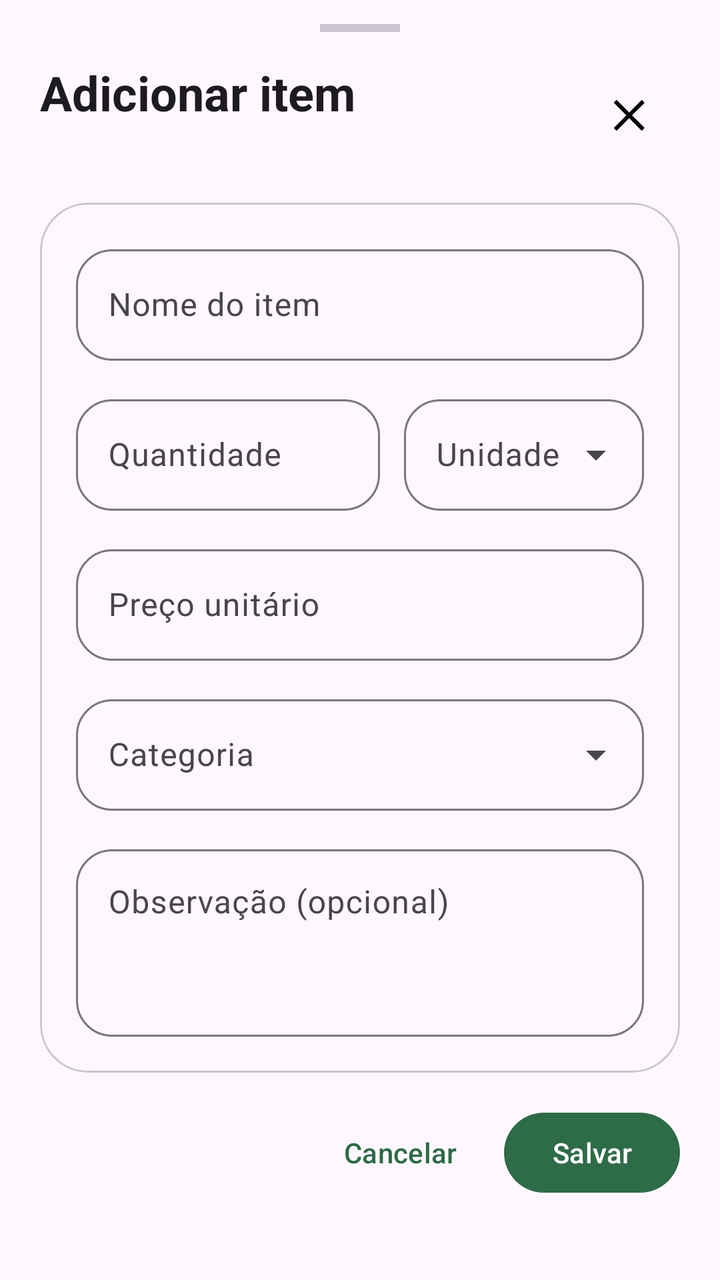
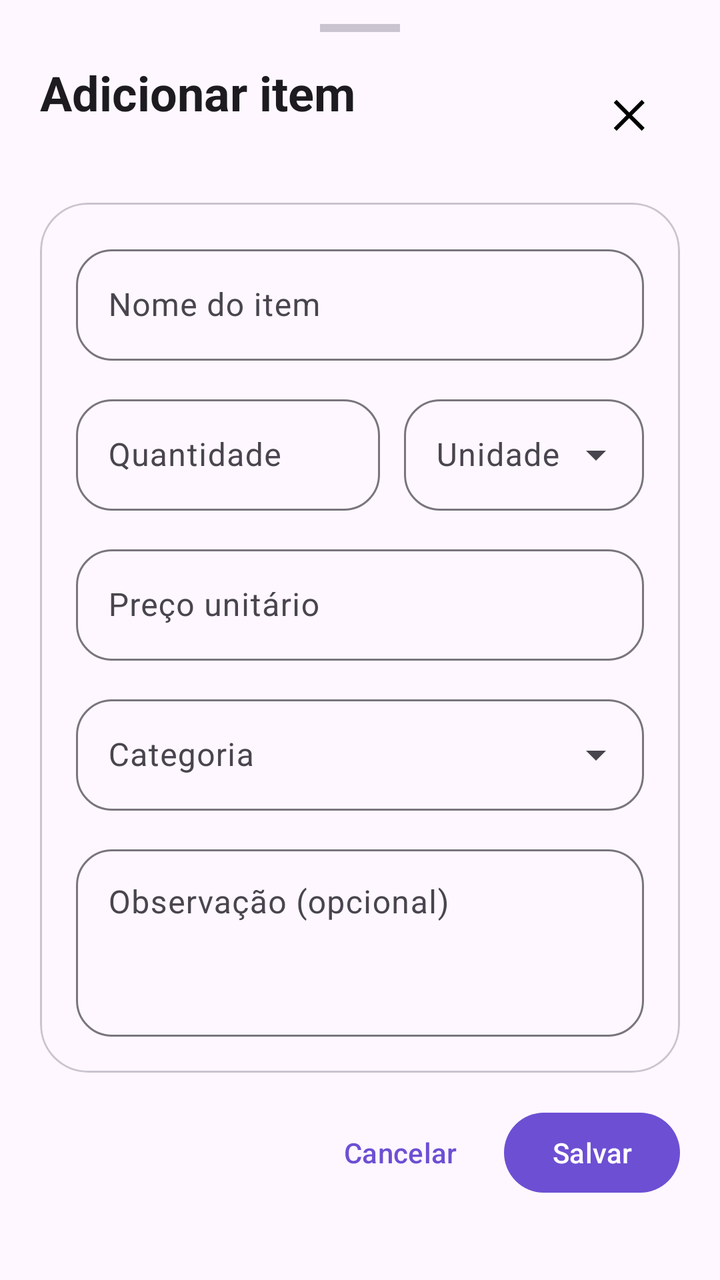

Two renders of the same Android screen: before a commit and after it. Below are the layout's source before the change and the commit's diff.
<!-- AndroidManifest.xml: application theme Theme.ListaMercado -->
<!-- res/layout/dialog_item.xml -->
<?xml version="1.0" encoding="utf-8"?>
<androidx.core.widget.NestedScrollView xmlns:android="http://schemas.android.com/apk/res/android"
    xmlns:app="http://schemas.android.com/apk/res-auto"
    android:id="@+id/sheetItemRoot"
    android:layout_width="match_parent"
    android:layout_height="wrap_content"
    android:clipToPadding="false"
    android:fillViewport="true"
    android:paddingStart="20dp"
    android:paddingTop="12dp"
    android:paddingEnd="20dp"
    android:paddingBottom="20dp">

    <LinearLayout
        android:layout_width="match_parent"
        android:layout_height="wrap_content"
        android:orientation="vertical">

        <View
            android:layout_width="40dp"
            android:layout_height="4dp"
            android:layout_gravity="center_horizontal"
            android:background="?attr/colorOutlineVariant" />

        <LinearLayout
            android:layout_width="match_parent"
            android:layout_height="wrap_content"
            android:layout_marginTop="14dp"
            android:gravity="center_vertical"
            android:orientation="horizontal">

            <LinearLayout
                android:layout_width="0dp"
                android:layout_height="wrap_content"
                android:layout_weight="1"
                android:orientation="vertical">

                <TextView
                    android:id="@+id/textSheetTitle"
                    android:layout_width="match_parent"
                    android:layout_height="wrap_content"
                    android:text="Adicionar item"
                    android:textAppearance="@style/TextAppearance.Material3.HeadlineSmall"
                    android:textStyle="bold" />

                <TextView
                    android:id="@+id/textSheetSubtitle"
                    android:layout_width="match_parent"
                    android:layout_height="wrap_content"
                    android:layout_marginTop="4dp"
                    android:textAppearance="@style/TextAppearance.Material3.BodyMedium" />
            </LinearLayout>

            <ImageButton
                android:id="@+id/buttonCloseSheet"
                android:layout_width="48dp"
                android:layout_height="48dp"
                android:background="?attr/selectableItemBackgroundBorderless"
                android:contentDescription="Fechar"
                android:padding="12dp"
                android:src="@drawable/ic_close" />
        </LinearLayout>

        <com.google.android.material.card.MaterialCardView
            android:layout_width="match_parent"
            android:layout_height="wrap_content"
            android:layout_marginTop="16dp"
            app:cardCornerRadius="24dp"
            app:cardElevation="0dp"
            app:strokeColor="?attr/colorOutlineVariant"
            app:strokeWidth="1dp">

            <LinearLayout
                android:layout_width="match_parent"
                android:layout_height="wrap_content"
                android:orientation="vertical"
                android:padding="18dp">

                <com.google.android.material.textfield.TextInputLayout
                    android:id="@+id/layoutName"
                    style="@style/Widget.Material3.TextInputLayout.OutlinedBox"
                    android:layout_width="match_parent"
                    android:layout_height="wrap_content"
                    android:hint="Nome do item"
                    app:boxCornerRadiusBottomEnd="18dp"
                    app:boxCornerRadiusBottomStart="18dp"
                    app:boxCornerRadiusTopEnd="18dp"
                    app:boxCornerRadiusTopStart="18dp">

                    <com.google.android.material.textfield.TextInputEditText
                        android:id="@+id/inputName"
                        android:layout_width="match_parent"
                        android:layout_height="wrap_content"
                        android:imeOptions="actionNext"
                        android:inputType="textCapSentences"
                        android:maxLines="1" />
                </com.google.android.material.textfield.TextInputLayout>

                <LinearLayout
                    android:layout_width="match_parent"
                    android:layout_height="wrap_content"
                    android:layout_marginTop="14dp"
                    android:orientation="horizontal">

                    <com.google.android.material.textfield.TextInputLayout
                        android:id="@+id/layoutQuantity"
                        style="@style/Widget.Material3.TextInputLayout.OutlinedBox"
                        android:layout_width="0dp"
                        android:layout_height="wrap_content"
                        android:layout_weight="1"
                        android:hint="Quantidade"
                        app:boxCornerRadiusBottomEnd="18dp"
                        app:boxCornerRadiusBottomStart="18dp"
                        app:boxCornerRadiusTopEnd="18dp"
                        app:boxCornerRadiusTopStart="18dp">

                        <com.google.android.material.textfield.TextInputEditText
                            android:id="@+id/inputQuantity"
                            android:layout_width="match_parent"
                            android:layout_height="wrap_content"
                            android:imeOptions="actionNext"
                            android:inputType="numberDecimal" />
                    </com.google.android.material.textfield.TextInputLayout>

                    <com.google.android.material.textfield.TextInputLayout
                        style="@style/Widget.Material3.TextInputLayout.OutlinedBox.ExposedDropdownMenu"
                        android:layout_width="120dp"
                        android:layout_height="wrap_content"
                        android:layout_marginStart="12dp"
                        android:hint="Unidade"
                        app:boxCornerRadiusBottomEnd="18dp"
                        app:boxCornerRadiusBottomStart="18dp"
                        app:boxCornerRadiusTopEnd="18dp"
                        app:boxCornerRadiusTopStart="18dp">

                        <com.google.android.material.textfield.MaterialAutoCompleteTextView
                            android:id="@+id/spinnerUnit"
                            android:layout_width="match_parent"
                            android:layout_height="wrap_content"
                            android:focusable="false"
                            android:inputType="none" />
                    </com.google.android.material.textfield.TextInputLayout>
                </LinearLayout>

                <com.google.android.material.textfield.TextInputLayout
                    android:id="@+id/layoutPrice"
                    style="@style/Widget.Material3.TextInputLayout.OutlinedBox"
                    android:layout_width="match_parent"
                    android:layout_height="wrap_content"
                    android:layout_marginTop="14dp"
                    android:hint="Preço unitário"
                    app:boxCornerRadiusBottomEnd="18dp"
                    app:boxCornerRadiusBottomStart="18dp"
                    app:boxCornerRadiusTopEnd="18dp"
                    app:boxCornerRadiusTopStart="18dp"
                    app:prefixText="R$ ">

                    <com.google.android.material.textfield.TextInputEditText
                        android:id="@+id/inputPrice"
                        android:layout_width="match_parent"
                        android:layout_height="wrap_content"
                        android:imeOptions="actionNext"
                        android:inputType="number" />
                </com.google.android.material.textfield.TextInputLayout>

                <com.google.android.material.textfield.TextInputLayout
                    style="@style/Widget.Material3.TextInputLayout.OutlinedBox.ExposedDropdownMenu"
                    android:layout_width="match_parent"
                    android:layout_height="wrap_content"
                    android:layout_marginTop="14dp"
                    android:hint="Categoria"
                    app:boxCornerRadiusBottomEnd="18dp"
                    app:boxCornerRadiusBottomStart="18dp"
                    app:boxCornerRadiusTopEnd="18dp"
                    app:boxCornerRadiusTopStart="18dp">

                    <com.google.android.material.textfield.MaterialAutoCompleteTextView
                        android:id="@+id/spinnerCategory"
                        android:layout_width="match_parent"
                        android:layout_height="wrap_content"
                        android:focusable="false"
                        android:inputType="none" />
                </com.google.android.material.textfield.TextInputLayout>

                <com.google.android.material.textfield.TextInputLayout
                    style="@style/Widget.Material3.TextInputLayout.OutlinedBox"
                    android:layout_width="match_parent"
                    android:layout_height="wrap_content"
                    android:layout_marginTop="14dp"
                    android:hint="Observação (opcional)"
                    app:boxCornerRadiusBottomEnd="18dp"
                    app:boxCornerRadiusBottomStart="18dp"
                    app:boxCornerRadiusTopEnd="18dp"
                    app:boxCornerRadiusTopStart="18dp">

                    <com.google.android.material.textfield.TextInputEditText
                        android:id="@+id/inputNote"
                        android:layout_width="match_parent"
                        android:layout_height="wrap_content"
                        android:gravity="top|start"
                        android:inputType="textCapSentences|textMultiLine"
                        android:minLines="3" />
                </com.google.android.material.textfield.TextInputLayout>
            </LinearLayout>
        </com.google.android.material.card.MaterialCardView>

        <LinearLayout
            android:layout_width="match_parent"
            android:layout_height="wrap_content"
            android:layout_marginTop="16dp"
            android:gravity="end"
            android:orientation="horizontal">

            <com.google.android.material.button.MaterialButton
                android:id="@+id/buttonCancel"
                style="@style/Widget.Material3.Button.TextButton"
                android:layout_width="wrap_content"
                android:layout_height="wrap_content"
                android:text="Cancelar" />

            <com.google.android.material.button.MaterialButton
                android:id="@+id/buttonSave"
                android:layout_width="wrap_content"
                android:layout_height="wrap_content"
                android:layout_marginStart="8dp"
                android:text="Salvar" />
        </LinearLayout>
    </LinearLayout>
</androidx.core.widget.NestedScrollView>
<!-- resources referenced by this layout -->
<resources>
  <!-- drawable ic_close (drawable) -->
  <vector xmlns:android="http://schemas.android.com/apk/res/android"
      android:width="24dp"
      android:height="24dp"
      android:viewportWidth="24"
      android:viewportHeight="24">
      <path android:fillColor="#FF000000" android:pathData="M18.3,5.71L12,12l6.3,6.29 -1.42,1.42L10.59,13.41 4.29,19.71 2.88,18.3 9.17,12 2.88,5.7 4.29,4.29 10.59,10.59 16.89,4.29z"/>
  </vector>
  <style name="Theme.ListaMercado" parent="Theme.Material3.DayNight.NoActionBar">
          <item name="colorPrimary">@color/seed</item>
          <item name="android:navigationBarColor">?attr/colorSurface</item>
          <item name="android:statusBarColor">?attr/colorSurface</item>
          <item name="android:windowLightStatusBar" tools:targetApi="m">true</item>
      </style>
  <color name="seed">#2E6B47</color>
</resources>

<!-- the commit's change to res/layout/dialog_item.xml (unified diff, before → after) -->
@@ -220,6 +220,8 @@
 
             <com.google.android.material.button.MaterialButton
                 android:id="@+id/buttonSave"
+            android:textColor="?attr/colorOnPrimary"
+            app:backgroundTint="?attr/colorPrimary"
                 android:layout_width="wrap_content"
                 android:layout_height="wrap_content"
                 android:layout_marginStart="8dp"
<!-- resource entries referenced after the edit -->
@@ -9,11 +9,25 @@
       <path android:fillColor="#FF000000" android:pathData="M18.3,5.71L12,12l6.3,6.29 -1.42,1.42L10.59,13.41 4.29,19.71 2.88,18.3 9.17,12 2.88,5.7 4.29,4.29 10.59,10.59 16.89,4.29z"/>
   </vector>
   <style name="Theme.ListaMercado" parent="Theme.Material3.DayNight.NoActionBar">
-          <item name="colorPrimary">@color/seed</item>
+          <item name="colorPrimary">@color/primary</item>
+          <item name="colorOnPrimary">@color/on_primary</item>
+          <item name="colorPrimaryContainer">@color/primary_container</item>
+          <item name="colorOnPrimaryContainer">@color/on_primary_container</item>
+          <item name="colorSecondary">@color/secondary</item>
+          <item name="colorOnSecondary">@color/on_secondary</item>
+          <item name="colorSecondaryContainer">@color/secondary_container</item>
+          <item name="colorOnSecondaryContainer">@color/on_secondary_container</item>
           <item name="android:navigationBarColor">?attr/colorSurface</item>
           <item name="android:statusBarColor">?attr/colorSurface</item>
           <item name="android:windowLightStatusBar" tools:targetApi="m">true</item>
       </style>
-  <color name="seed">#2E6B47</color>
+  <color name="primary">#6D4FD3</color>
+  <color name="on_primary">#FFFFFF</color>
+  <color name="primary_container">#E9E1FF</color>
+  <color name="on_primary_container">#24124F</color>
+  <color name="secondary">#625B71</color>
+  <color name="on_secondary">#FFFFFF</color>
+  <color name="secondary_container">#E8DEF8</color>
+  <color name="on_secondary_container">#1D192B</color>
 </resources>
 
